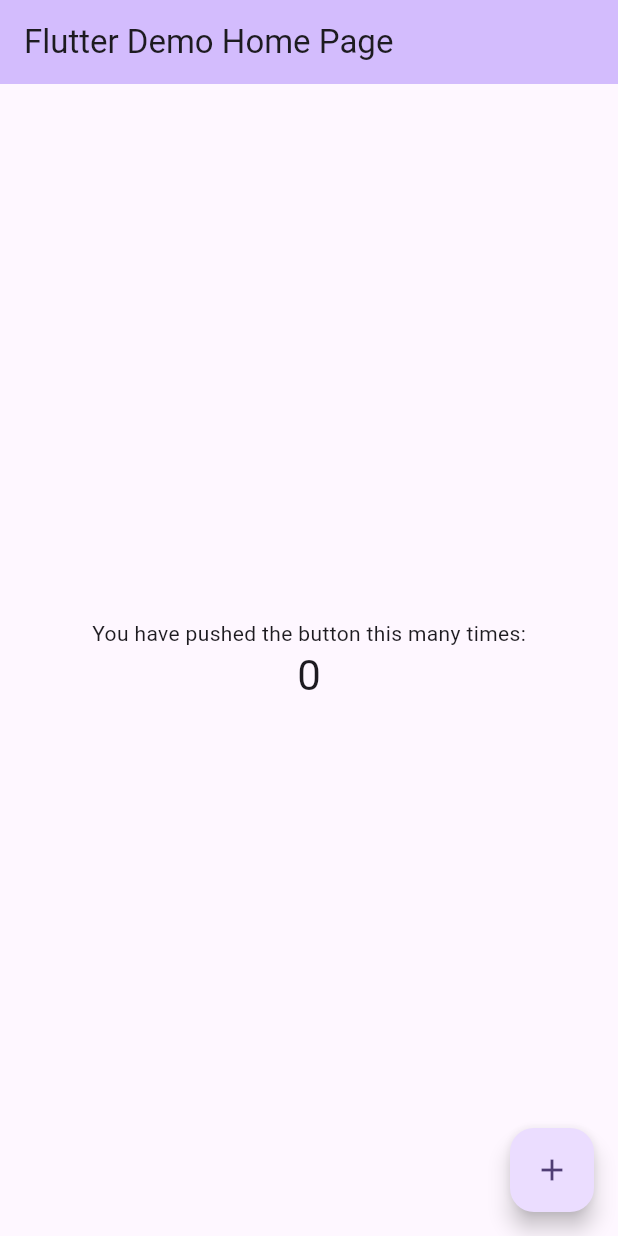
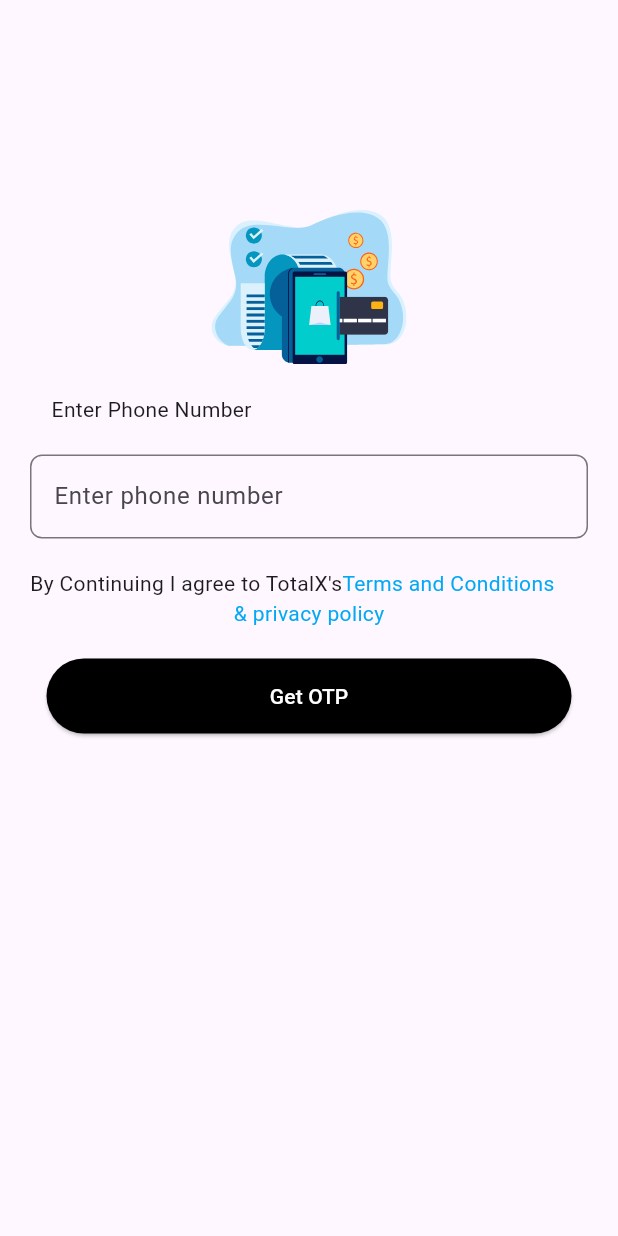
Before and after one commit to anaghamk121/Age_X, a Flutter app: the screen it shows after launch, on a phone screen of 412 x 824 dp. Run offline on Flutter 3.47's test engine with Material 3 defaults, Android fonts, the phone set to English and light mode, and no system bars; our stand-ins replace flutter_svg.

Commit message:
first commit

```diff
--- /dev/null
+++ b/lib/Views/phone_number.dart
@@ -0,0 +1,76 @@
+// import 'package:flutter/cupertino.dart';
+// import 'package:flutter/material.dart';
+// import 'package:flutter_svg/svg.dart';
+//
+//
+// class phonenumber extends StatefulWidget{
+//   @override
+//   State<phonenumber> createState() => _phonenumberState();
+// }
+//
+// class _phonenumberState extends State<phonenumber> {
+//   @override
+//   Widget build(BuildContext context) {
+//    return Scaffold(body: Column(
+//      children: [
+//        Center(child: SvgPicture.asset("assets/OBJECTS.svg"),
+//          ),TextFormField(decoration:InputDecoration(BoxDecoration(borderRadius: BorderRadius.circular(100)),)
+//        )],
+//    ));
+//   }
+// }
+import 'package:flutter/cupertino.dart';
+import 'package:flutter/material.dart';
+import 'package:flutter_svg/flutter_svg.dart';
+
+import 'opt_verification.dart';
+
+class PhoneNumber extends StatefulWidget {
+  const PhoneNumber({super.key});
+
+  @override
+  State<PhoneNumber> createState() => _PhoneNumberState();
+}
+
+class _PhoneNumberState extends State<PhoneNumber> {
+  @override
+  Widget build(BuildContext context) {
+    return Scaffold(
+      body: Column(
+        children: [
+          Padding(
+            padding: const EdgeInsets.only(top: 140),
+            child: SvgPicture.asset(
+              "assets/OBJECTS.svg",
+              fit: BoxFit.contain,
+            ),
+          ),const Padding(
+            padding:  EdgeInsets.only(right: 210,top: 20,),
+            child: SizedBox(height:40,child: Text("Enter Phone Number")),
+          ),
+          Padding(
+            padding:  EdgeInsets.only(right: 20,left: 20),
+            child: TextFormField(
+              decoration: InputDecoration(
+                hintText: "Enter phone number",
+               // contentPadding: const EdgeInsets.symmetric(horizontal: 10),
+                border: OutlineInputBorder(
+                  borderRadius: BorderRadius.circular(8),
+                ),
+              ),
+            ),
+          ),const Padding(
+            padding:  EdgeInsets.only(left: 20,top: 20),
+            child: Row(
+              children: [
+                Text("By Continuing I agree to TotalX's"), Text("Terms and Conditions",style: TextStyle(color: Colors.lightBlue),),
+              ],
+            ),
+          ),
+          const SizedBox(height:40,child: Text("& privacy policy",style: TextStyle(color: Colors.lightBlue),)),
+          ElevatedButton(onPressed: (){Navigator.push(context, MaterialPageRoute(builder: (context)=> OTP()));}, style: ElevatedButton.styleFrom(minimumSize:Size(350, 50),
+              backgroundColor: Colors.black), child: const Text("Get OTP",style: TextStyle(color: Colors.white),), )]),
+      );
+
+  }
+}
--- a/lib/main.dart
+++ b/lib/main.dart
@@ -1,3 +1,4 @@
+import 'package:age_x/Views/phone_number.dart';
 import 'package:flutter/material.dart';
 
 void main() {
@@ -6,120 +7,11 @@
 
 class MyApp extends StatelessWidget {
   const MyApp({super.key});
-
-  // This widget is the root of your application.
   @override
   Widget build(BuildContext context) {
-    return MaterialApp(
-      title: 'Flutter Demo',
-      theme: ThemeData(
-        // This is the theme of your application.
-        //
-        // TRY THIS: Try running your application with "flutter run". You'll see
-        // the application has a purple toolbar. Then, without quitting the app,
-        // try changing the seedColor in the colorScheme below to Colors.green
-        // and then invoke "hot reload" (save your changes or press the "hot
-        // reload" button in a Flutter-supported IDE, or press "r" if you used
-        // the command line to start the app).
-        //
-        // Notice that the counter didn't reset back to zero; the application
-        // state is not lost during the reload. To reset the state, use hot
-        // restart instead.
-        //
-        // This works for code too, not just values: Most code changes can be
-        // tested with just a hot reload.
-        colorScheme: ColorScheme.fromSeed(seedColor: Colors.deepPurple),
-        useMaterial3: true,
-      ),
-      home: const MyHomePage(title: 'Flutter Demo Home Page'),
-    );
+    return const MaterialApp(
+      debugShowCheckedModeBanner: false,
+      home:PhoneNumber(),
+         );
   }
 }
-
-class MyHomePage extends StatefulWidget {
-  const MyHomePage({super.key, required this.title});
-
-  // This widget is the home page of your application. It is stateful, meaning
-  // that it has a State object (defined below) that contains fields that affect
-  // how it looks.
-
-  // This class is the configuration for the state. It holds the values (in this
-  // case the title) provided by the parent (in this case the App widget) and
-  // used by the build method of the State. Fields in a Widget subclass are
-  // always marked "final".
-
-  final String title;
-
-  @override
-  State<MyHomePage> createState() => _MyHomePageState();
-}
-
-class _MyHomePageState extends State<MyHomePage> {
-  int _counter = 0;
-
-  void _incrementCounter() {
-    setState(() {
-      // This call to setState tells the Flutter framework that something has
-      // changed in this State, which causes it to rerun the build method below
-      // so that the display can reflect the updated values. If we changed
-      // _counter without calling setState(), then the build method would not be
-      // called again, and so nothing would appear to happen.
-      _counter++;
-    });
-  }
-
-  @override
-  Widget build(BuildContext context) {
-    // This method is rerun every time setState is called, for instance as done
-    // by the _incrementCounter method above.
-    //
-    // The Flutter framework has been optimized to make rerunning build methods
-    // fast, so that you can just rebuild anything that needs updating rather
-    // than having to individually change instances of widgets.
-    return Scaffold(
-      appBar: AppBar(
-        // TRY THIS: Try changing the color here to a specific color (to
-        // Colors.amber, perhaps?) and trigger a hot reload to see the AppBar
-        // change color while the other colors stay the same.
-        backgroundColor: Theme.of(context).colorScheme.inversePrimary,
-        // Here we take the value from the MyHomePage object that was created by
-        // the App.build method, and use it to set our appbar title.
-        title: Text(widget.title),
-      ),
-      body: Center(
-        // Center is a layout widget. It takes a single child and positions it
-        // in the middle of the parent.
-        child: Column(
-          // Column is also a layout widget. It takes a list of children and
-          // arranges them vertically. By default, it sizes itself to fit its
-          // children horizontally, and tries to be as tall as its parent.
-          //
-          // Column has various properties to control how it sizes itself and
-          // how it positions its children. Here we use mainAxisAlignment to
-          // center the children vertically; the main axis here is the vertical
-          // axis because Columns are vertical (the cross axis would be
-          // horizontal).
-          //
-          // TRY THIS: Invoke "debug painting" (choose the "Toggle Debug Paint"
-          // action in the IDE, or press "p" in the console), to see the
-          // wireframe for each widget.
-          mainAxisAlignment: MainAxisAlignment.center,
-          children: <Widget>[
-            const Text(
-              'You have pushed the button this many times:',
-            ),
-            Text(
-              '$_counter',
-              style: Theme.of(context).textTheme.headlineMedium,
-            ),
-          ],
-        ),
-      ),
-      floatingActionButton: FloatingActionButton(
-        onPressed: _incrementCounter,
-        tooltip: 'Increment',
-        child: const Icon(Icons.add),
-      ), // This trailing comma makes auto-formatting nicer for build methods.
-    );
-  }
-}
```
Also changed, not shown: lib/Views/homescreen.dart (added, +135 -0 lines), pubspec.yaml (+6 -2 lines), assets/Group.svg (added), assets/OBJECTS.svg (added), pubspec.lock, 4 other files.
